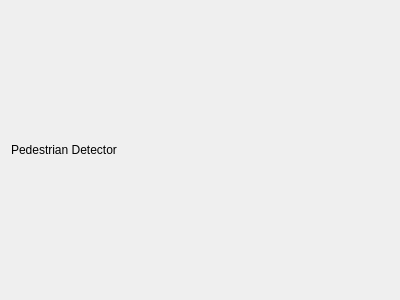
First picture: the form in Implementation/src/view/gui/widgets/av/PedestrianDetectorWidget.ui, repository eBabiano/TegraK1_Performance, before the edit.
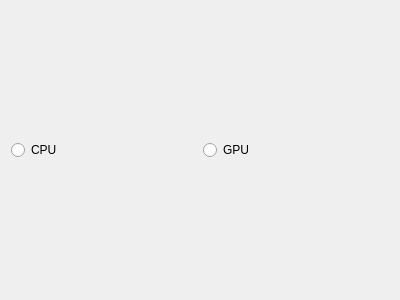
Second picture: the form after the edit.

The edit to the form file:
```diff
--- a/Implementation/src/view/gui/widgets/av/PedestrianDetectorWidget.ui
+++ b/Implementation/src/view/gui/widgets/av/PedestrianDetectorWidget.ui
@@ -17,11 +17,22 @@
    <item row="0" column="0">
     <layout class="QVBoxLayout" name="verticalLayout">
      <item>
-      <widget class="QLabel" name="label">
+      <layout class="QHBoxLayout" name="horizontalLayout">
+       <item>
+        <widget class="QRadioButton" name="cpuRadioButton">
        <property name="text">
-        <string>Pedestrian Detector</string>
-       </property>
-      </widget>
+          <string>CPU</string>
+         </property>
+        </widget>
+       </item>
+       <item>
+        <widget class="QRadioButton" name="gpuRadioButton">
+         <property name="text">
+          <string>GPU</string>
+         </property>
+        </widget>
+       </item>
+      </layout>
      </item>
     </layout>
    </item>
```
Lines whose indentation alone changed are shown as unchanged.
